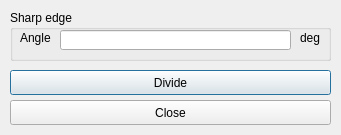
Old version of the form misc/Mesh3D/forms/boundarydivision.ui in the repository tehnick/elmerfem.
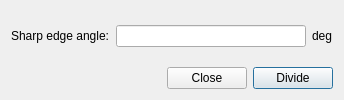
New version of the form. Icons and pictures are not drawn.

Commit message: Fixed minor visual glitches on several form.

```diff
--- a/misc/Mesh3D/forms/boundarydivision.ui
+++ b/misc/Mesh3D/forms/boundarydivision.ui
@@ -5,91 +5,88 @@
    <rect>
     <x>0</x>
     <y>0</y>
-    <width>341</width>
-    <height>135</height>
+    <width>344</width>
+    <height>100</height>
    </rect>
   </property>
+  <property name="sizePolicy" >
+   <sizepolicy vsizetype="Preferred" hsizetype="Preferred" >
+    <horstretch>0</horstretch>
+    <verstretch>0</verstretch>
+   </sizepolicy>
+  </property>
+  <property name="maximumSize" >
+   <size>
+    <width>16777215</width>
+    <height>100</height>
+   </size>
+  </property>
   <property name="windowTitle" >
    <string>Divide boundary</string>
   </property>
   <property name="windowIcon" >
    <iconset resource="../Mesh3D.qrc" >:/icons/divide.png</iconset>
   </property>
-  <widget class="QGroupBox" name="angleGroup" >
-   <property name="geometry" >
-    <rect>
-     <x>10</x>
-     <y>10</y>
-     <width>321</width>
-     <height>51</height>
-    </rect>
-   </property>
-   <property name="title" >
-    <string>Sharp edge</string>
-   </property>
+  <layout class="QVBoxLayout" >
+   <item>
+    <layout class="QHBoxLayout" >
+     <item>
    <widget class="QLabel" name="angleLabel" >
-    <property name="geometry" >
-     <rect>
-      <x>10</x>
-      <y>20</y>
-      <width>31</width>
-      <height>16</height>
-     </rect>
-    </property>
     <property name="text" >
-     <string>Angle:</string>
-    </property>
-   </widget>
-   <widget class="QLineEdit" name="angleDegreeEdit" >
-    <property name="geometry" >
-     <rect>
-      <x>50</x>
-      <y>20</y>
-      <width>231</width>
-      <height>20</height>
-     </rect>
-    </property>
-   </widget>
+        <string>Sharp edge angle:</string>
+       </property>
+      </widget>
+     </item>
+     <item>
+      <widget class="QLineEdit" name="angleDegreeEdit" />
+     </item>
+     <item>
    <widget class="QLabel" name="degreeLabel" >
-    <property name="geometry" >
-     <rect>
-      <x>290</x>
-      <y>20</y>
-      <width>21</width>
-      <height>16</height>
-     </rect>
-    </property>
     <property name="text" >
      <string>deg</string>
     </property>
    </widget>
-  </widget>
-  <widget class="QPushButton" name="divideButton" >
-   <property name="geometry" >
-    <rect>
-     <x>10</x>
-     <y>70</y>
-     <width>321</width>
-     <height>25</height>
-    </rect>
-   </property>
-   <property name="text" >
-    <string>Divide</string>
-   </property>
-  </widget>
+     </item>
+    </layout>
+   </item>
+   <item>
+    <layout class="QHBoxLayout" >
+     <item>
+      <spacer>
+       <property name="orientation" >
+        <enum>Qt::Horizontal</enum>
+       </property>
+       <property name="sizeHint" >
+        <size>
+         <width>40</width>
+         <height>20</height>
+        </size>
+       </property>
+      </spacer>
+     </item>
+     <item>
   <widget class="QPushButton" name="closeButton" >
-   <property name="geometry" >
-    <rect>
-     <x>10</x>
-     <y>100</y>
-     <width>321</width>
-     <height>25</height>
-    </rect>
-   </property>
    <property name="text" >
     <string>Close</string>
    </property>
   </widget>
+     </item>
+     <item>
+      <widget class="QPushButton" name="divideButton" >
+       <property name="text" >
+        <string>Divide</string>
+       </property>
+       <property name="autoDefault" >
+        <bool>false</bool>
+       </property>
+       <property name="default" >
+        <bool>true</bool>
+       </property>
+      </widget>
+     </item>
+    </layout>
+   </item>
+  </layout>
  </widget>
  <resources>
   <include location="../Mesh3D.qrc" />
```
Lines whose indentation alone changed are shown as unchanged. The commit also changes 5 other files.
